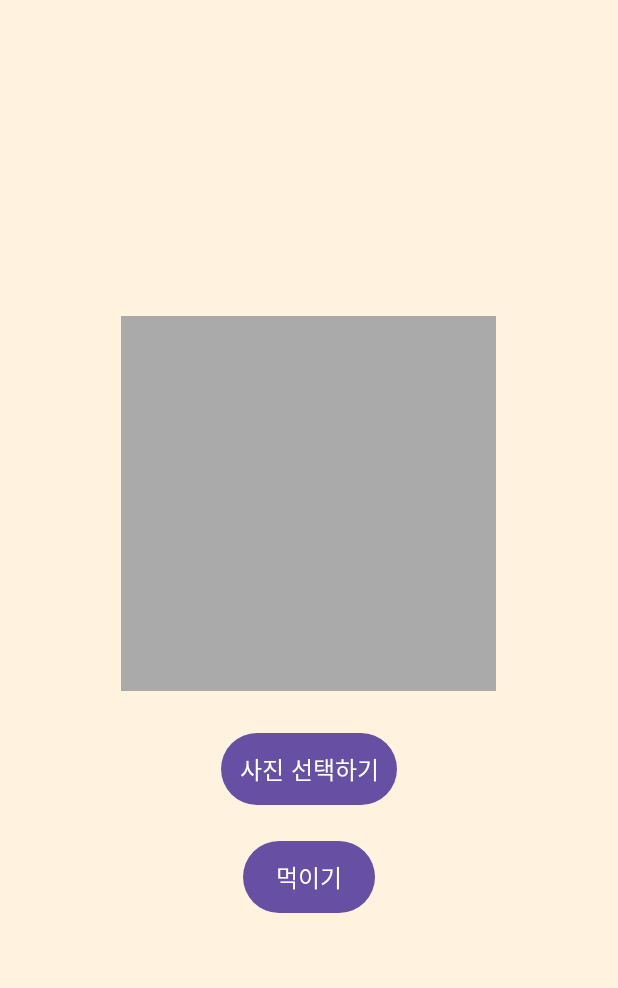
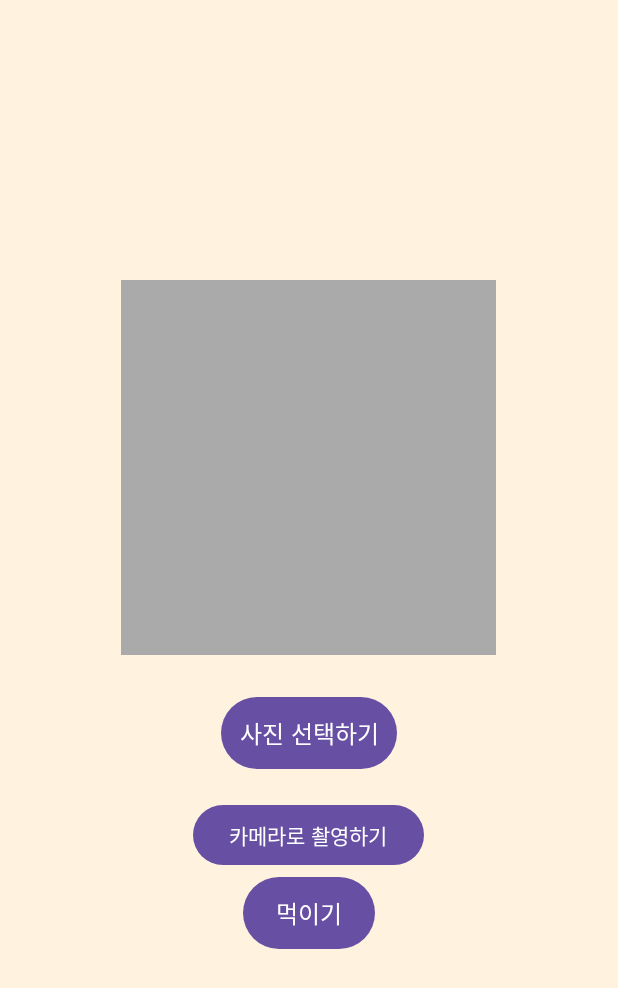
Before and after one commit to kyjii900098/SSS_TermProject, an Android app: the FeedActivity screen opened directly, with no data from a screen before it, after a tap on "사진 선택하기", on a phone screen of 412 x 824 dp. Shown: the top 988 px of the screen. Run offline under Robolectric (Android 15) with nearby library versions, the phone set to English and light mode, and no system bars; libraries missing offline, so code that uses them is left out: com.google.mlkit.vision.

Commit message:
Upload Project

```diff
--- a/app/src/main/AndroidManifest.xml
+++ b/app/src/main/AndroidManifest.xml
@@ -5,6 +5,8 @@
     <uses-permission android:name="android.permission.ACCESS_NETWORK_STATE" />
     <uses-permission android:name="android.permission.ACCESS_FINE_LOCATION" />
     <uses-permission android:name="android.permission.ACCESS_COARSE_LOCATION" />
+    <uses-permission android:name="android.permission.CAMERA"/>
+
     <application
         android:allowBackup="true"
         android:dataExtractionRules="@xml/data_extraction_rules"
--- a/app/src/main/java/com/example/termproject/FeedActivity.kt
+++ b/app/src/main/java/com/example/termproject/FeedActivity.kt
@@ -8,7 +8,6 @@ import android.graphics.Bitmap
 import com.google.mlkit.vision.common.InputImage
 import android.provider.MediaStore
 import android.app.Activity
-import com.example.termproject.adapter.ChatAdapter
 import com.google.mlkit.vision.label.ImageLabeling
 import com.google.mlkit.vision.label.defaults.ImageLabelerOptions
 
@@ -16,15 +15,20 @@ class FeedActivity : AppCompatActivity() {
 
     private lateinit var imageView: ImageView
     private lateinit var selectBtn: Button
+    private lateinit var cameraBtn: Button
     private lateinit var feedBtn: Button
     private var characterType : String = "sanjini"
     private var imageBitmap: Bitmap? = null
 
-    // 전달받을 정보
     private var petImageResId: Int = R.drawable.sanjini
     private var petName: String = "펫"
     private var health: Int = 50
     private var mood: Int = 50
+
+    companion object {
+        private const val GALLERY_REQUEST_CODE = 1001
+        private const val CAMERA_REQUEST_CODE = 1002
+    }
 
     override fun onCreate(savedInstanceState: Bundle?) {
         super.onCreate(savedInstanceState)
@@ -32,9 +36,8 @@ class FeedActivity : AppCompatActivity() {
 
         imageView = findViewById(R.id.foodImageView)
         selectBtn = findViewById(R.id.selectImageButton)
+        cameraBtn = findViewById(R.id.cameraImageButton)
         feedBtn = findViewById(R.id.feedConfirmButton)
-
-        // 전달받은 인텐트 값 추출
 
         petImageResId = intent.getIntExtra("petImageResId", R.drawable.sanjini)
         petName = intent.getStringExtra("petName") ?: "펫"
@@ -42,19 +45,23 @@ class FeedActivity : AppCompatActivity() {
         mood = intent.getIntExtra("mood", 50)
         characterType = intent.getStringExtra("characterType") ?: "sanjini"
 
-        // 이미지 선택
+        // 📷 카메라 촬영
+        cameraBtn.setOnClickListener {
+            val cameraIntent = Intent(MediaStore.ACTION_IMAGE_CAPTURE)
+            startActivityForResult(cameraIntent, CAMERA_REQUEST_CODE)
+        }
+
+        // 📁 갤러리 선택
         selectBtn.setOnClickListener {
             val intent = Intent(Intent.ACTION_PICK)
             intent.type = "image/*"
-            startActivityForResult(intent, 1001)
+            startActivityForResult(intent, GALLERY_REQUEST_CODE)
         }
 
-        // 먹이 주기 버튼
+        // 🍴 먹이주기
         feedBtn.setOnClickListener {
             imageBitmap?.let { bitmap ->
                 val inputImage = InputImage.fromBitmap(bitmap, 0)
-
-                // ✅ 이미지 라벨링 클라이언트 생성
                 val labeler = ImageLabeling.getClient(ImageLabelerOptions.DEFAULT_OPTIONS)
 
                 labeler.process(inputImage)
@@ -62,14 +69,12 @@ class FeedActivity : AppCompatActivity() {
                         val result = if (labels.isNotEmpty()) labels[0].text else "알 수 없음"
                         Toast.makeText(this, "$result 먹였어요!", Toast.LENGTH_SHORT).show()
 
-                        // ▶ GameActivity로 정보 전달
                         val resultIntent = Intent(this, GameActivity::class.java)
                         resultIntent.putExtra("sleepMode", false)
                         resultIntent.putExtra("sleepDuration", 0)
                         resultIntent.putExtra("petImageResId", petImageResId)
-                        resultIntent.putExtra("petImageResId", petImageResId)
                         resultIntent.putExtra("petName", petName)
-                        resultIntent.putExtra("health", health+20)
+                        resultIntent.putExtra("health", health + 20)
                         resultIntent.putExtra("mood", mood)
                         resultIntent.putExtra("fedFood", result)
                         resultIntent.putExtra("characterType", characterType)
@@ -83,14 +88,24 @@ class FeedActivity : AppCompatActivity() {
         }
     }
 
-    // 이미지 선택 결과 처리
+    // 이미지 선택 or 촬영 결과 처리
     override fun onActivityResult(requestCode: Int, resultCode: Int, data: Intent?) {
         super.onActivityResult(requestCode, resultCode, data)
-        if (requestCode == 1001 && resultCode == Activity.RESULT_OK) {
-            val uri = data?.data ?: return
-            val bitmap = MediaStore.Images.Media.getBitmap(this.contentResolver, uri)
-            imageBitmap = bitmap
-            imageView.setImageBitmap(bitmap)
+
+        if (resultCode == Activity.RESULT_OK) {
+            when (requestCode) {
+                GALLERY_REQUEST_CODE -> {
+                    val uri = data?.data ?: return
+                    val bitmap = MediaStore.Images.Media.getBitmap(this.contentResolver, uri)
+                    imageBitmap = bitmap
+                    imageView.setImageBitmap(bitmap)
+                }
+                CAMERA_REQUEST_CODE -> {
+                    val bitmap = data?.extras?.get("data") as? Bitmap
+                    imageBitmap = bitmap
+                    imageView.setImageBitmap(bitmap)
+                }
+            }
         }
     }
 }
--- a/app/src/main/res/layout/activity_feed.xml
+++ b/app/src/main/res/layout/activity_feed.xml
@@ -26,7 +26,11 @@
         android:layout_marginBottom="16dp"
         android:textSize="16sp"
         android:padding="12dp" />
-
+    <Button
+        android:id="@+id/cameraImageButton"
+        android:layout_width="wrap_content"
+        android:layout_height="wrap_content"
+        android:text="카메라로 촬영하기" />
     <!-- 먹이기 확정 버튼 -->
     <Button
         android:id="@+id/feedConfirmButton"
```
